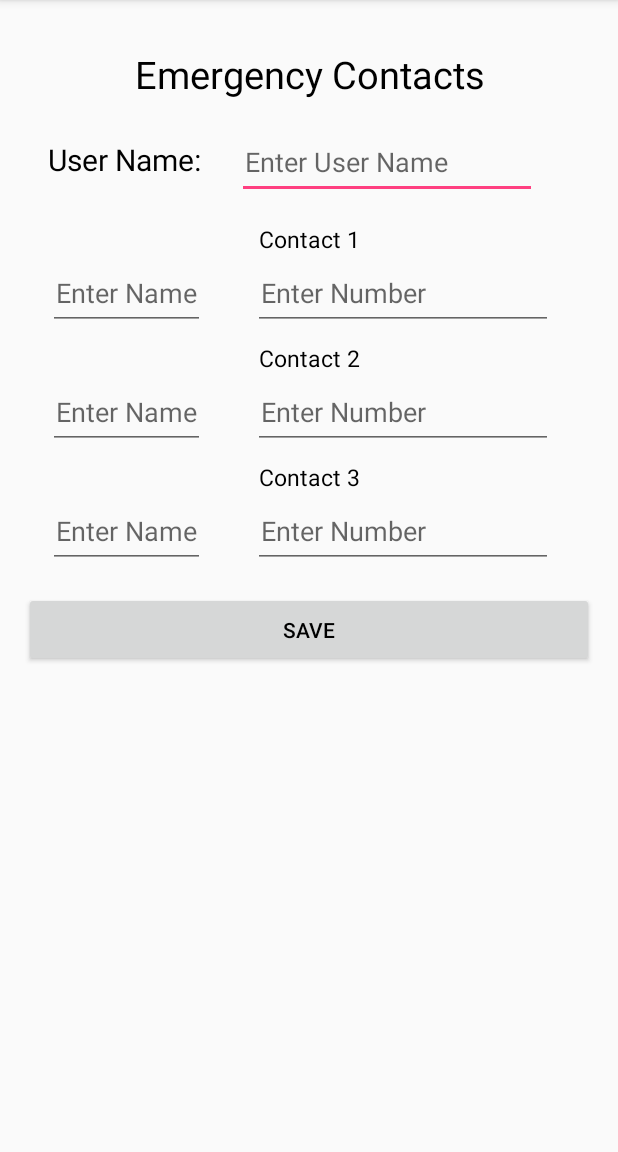
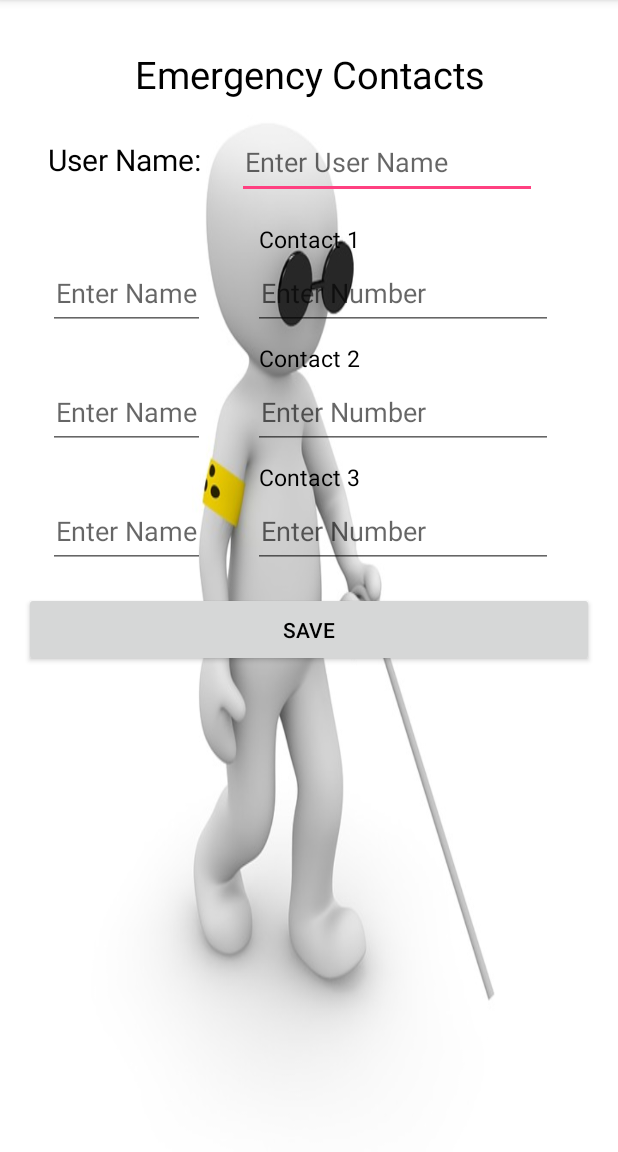
Before and after one commit to muhammadshahidraficp/virtualeye, an Android app: the Settings screen opened directly, with no data from a screen before it, on a phone screen of 412 x 824 dp, the part 84-1236 px from its top. Run offline under Robolectric (Android 15) with nearby library versions, the phone set to English and light mode, and no system bars.

```diff
--- a/app/src/main/res/layout/activity_gesture.xml
+++ b/app/src/main/res/layout/activity_gesture.xml
@@ -11,8 +11,9 @@
         android:id="@+id/Gestures"
         android:layout_width="match_parent"
         android:layout_height="match_parent"
+        android:background="@drawable/background"
         android:text="@string/gesture"
-        android:textSize="15sp"
-        android:textAlignment="center"/>
+        android:textAlignment="center"
+        android:textSize="15sp" />
 
 </android.gesture.GestureOverlayView>
--- a/app/src/main/res/layout/activity_settings.xml
+++ b/app/src/main/res/layout/activity_settings.xml
@@ -4,54 +4,55 @@
     android:id="@+id/activity_settings"
     android:layout_width="match_parent"
     android:layout_height="match_parent"
+    android:background="@drawable/background"
+    android:paddingLeft="@dimen/activity_horizontal_margin"
+    android:paddingTop="@dimen/activity_vertical_margin"
+    android:paddingRight="@dimen/activity_horizontal_margin"
     android:paddingBottom="@dimen/activity_vertical_margin"
-    android:paddingLeft="@dimen/activity_horizontal_margin"
-    android:paddingRight="@dimen/activity_horizontal_margin"
-    android:paddingTop="@dimen/activity_vertical_margin"
     tools:context="com.team.virtualeye.Settings">
 
     <TextView
         android:id="@+id/setting_label"
         android:layout_width="match_parent"
         android:layout_height="wrap_content"
+        android:layout_centerHorizontal="true"
+        android:layout_marginLeft="@dimen/activity_horizontal_margin"
         android:layout_marginTop="@dimen/activity_horizontal_margin"
-        android:layout_marginLeft="@dimen/activity_horizontal_margin"
         android:layout_marginRight="@dimen/activity_horizontal_margin"
         android:layout_marginBottom="@dimen/activity_margin_half"
-        android:layout_centerHorizontal="true"
         android:text="@string/settings"
         android:textAlignment="center"
-        android:textSize="25sp"
-        android:textColor="@color/black" />
+        android:textColor="@color/black"
+        android:textSize="25sp" />
 
     <TextView
         android:id="@+id/user_name_label"
         android:layout_width="wrap_content"
         android:layout_height="@dimen/height"
         android:layout_below="@id/setting_label"
+        android:layout_marginLeft="@dimen/activity_horizontal_margin"
         android:layout_marginTop="@dimen/activity_margin_half"
-        android:layout_marginLeft="@dimen/activity_horizontal_margin"
         android:layout_marginRight="@dimen/activity_margin_half"
         android:layout_marginBottom="@dimen/activity_margin_half"
         android:paddingTop="10dp"
         android:text="@string/user_name"
         android:textAlignment="center"
-        android:textSize="20sp"
-        android:textColor="@color/black" />
+        android:textColor="@color/black"
+        android:textSize="20sp" />
 
     <android.support.v7.widget.AppCompatEditText
         android:id="@+id/user_name_edit"
         android:layout_width="200dp"
         android:layout_height="@dimen/height"
         android:layout_below="@id/setting_label"
-        android:layout_toRightOf="@id/user_name_label"
+        android:layout_marginLeft="@dimen/activity_horizontal_margin"
         android:layout_marginTop="@dimen/activity_margin_half"
-        android:layout_marginLeft="@dimen/activity_horizontal_margin"
         android:layout_marginRight="@dimen/activity_margin_half"
         android:layout_marginBottom="@dimen/activity_margin_half"
+        android:layout_toRightOf="@id/user_name_label"
         android:hint="@string/user_name_hint"
         android:padding="@dimen/padding"
-        android:textColorHighlight="@color/colorPrimary"/>
+        android:textColorHighlight="@color/colorPrimary" />
 
     <ScrollView
         android:id="@+id/contacts_scroll"
@@ -68,52 +69,52 @@
                 android:id="@+id/contact_one_label"
                 android:layout_width="match_parent"
                 android:layout_height="wrap_content"
+                android:layout_centerHorizontal="true"
+                android:layout_marginLeft="@dimen/activity_margin_half"
                 android:layout_marginTop="@dimen/activity_margin_half"
-                android:layout_marginLeft="@dimen/activity_margin_half"
                 android:layout_marginRight="@dimen/activity_margin_half"
-                android:layout_centerHorizontal="true"
                 android:text="@string/emg_1"
                 android:textAlignment="center"
-                android:textSize="15sp"
-                android:textColor="@color/black" />
+                android:textColor="@color/black"
+                android:textSize="15sp" />
 
-            <include android:id="@+id/det_one"
-                layout="@layout/emergency_contact"
-                />
+            <include
+                android:id="@+id/det_one"
+                layout="@layout/emergency_contact" />
 
             <TextView
                 android:id="@+id/contact_two_label"
                 android:layout_width="match_parent"
                 android:layout_height="wrap_content"
+                android:layout_centerHorizontal="true"
+                android:layout_marginLeft="@dimen/activity_margin_half"
                 android:layout_marginTop="@dimen/activity_margin_half"
-                android:layout_marginLeft="@dimen/activity_margin_half"
                 android:layout_marginRight="@dimen/activity_margin_half"
-                android:layout_centerHorizontal="true"
                 android:text="@string/emg_2"
                 android:textAlignment="center"
-                android:textSize="15sp"
-                android:textColor="@color/black" />
+                android:textColor="@color/black"
+                android:textSize="15sp" />
 
-            <include android:id="@+id/det_two"
-                layout="@layout/emergency_contact"
-                />
+            <include
+                android:id="@+id/det_two"
+                layout="@layout/emergency_contact" />
 
             <TextView
                 android:id="@+id/contact_three_label"
                 android:layout_width="match_parent"
                 android:layout_height="wrap_content"
+                android:layout_centerHorizontal="true"
+                android:layout_marginLeft="@dimen/activity_margin_half"
                 android:layout_marginTop="@dimen/activity_margin_half"
-                android:layout_marginLeft="@dimen/activity_margin_half"
                 android:layout_marginRight="@dimen/activity_margin_half"
-                android:layout_centerHorizontal="true"
                 android:text="@string/emg_3"
                 android:textAlignment="center"
-                android:textSize="15sp"
-                android:textColor="@color/black" />
+                android:textColor="@color/black"
+                android:textSize="15sp" />
 
-            <include android:id="@+id/det_three"
-                layout="@layout/emergency_contact"
-                />
+            <include
+                android:id="@+id/det_three"
+                layout="@layout/emergency_contact" />
 
         </LinearLayout>
     </ScrollView>
@@ -125,5 +126,5 @@
         android:layout_below="@id/contacts_scroll"
         android:layout_marginTop="@dimen/activity_horizontal_margin"
         android:text="@string/save"
-        android:textColor="@color/black"/>
+        android:textColor="@color/black" />
 </RelativeLayout>
```
Also changed, not shown: app/src/main/java/com/team/virtualeye/MainActivity.java (+50 -3 lines), app/src/main/res/layout/content_main.xml (+5 -2 lines), app/src/main/res/drawable/background.jpg (added), 4 other files.
